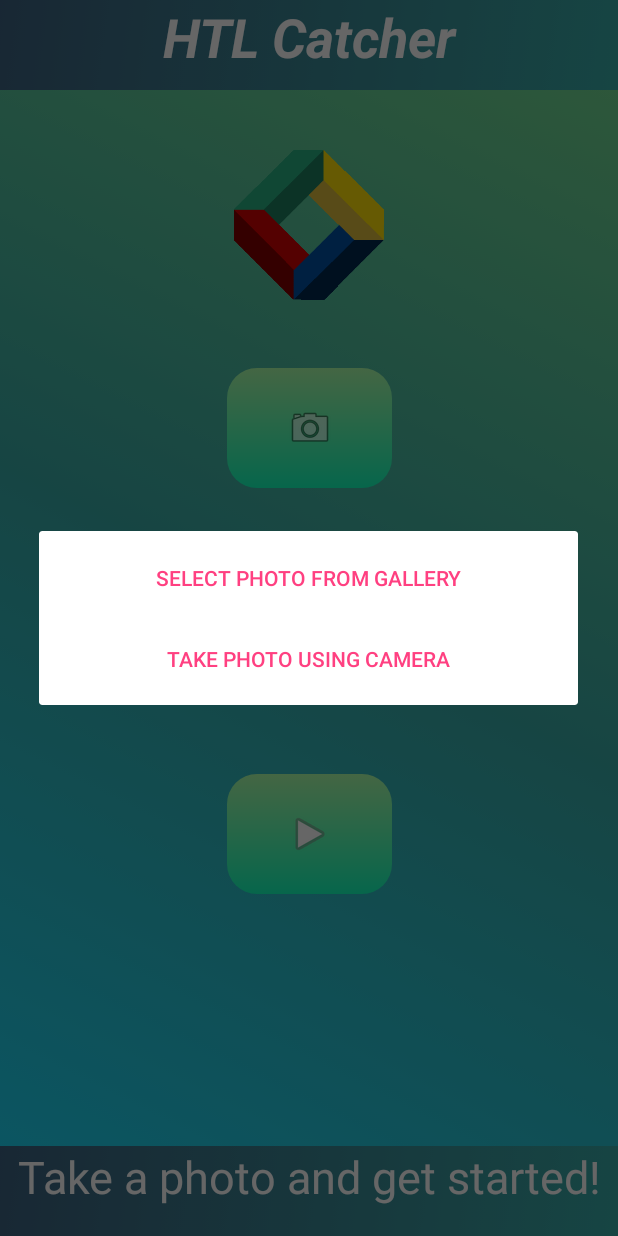
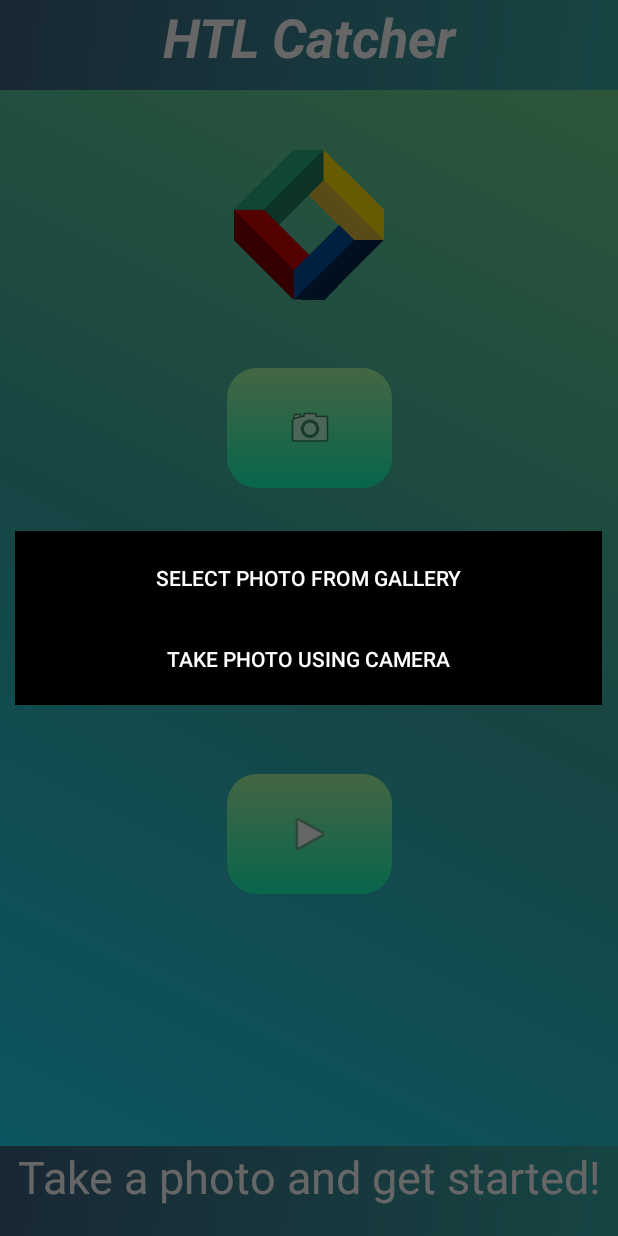
Before and after one commit to htl-anichstrasse/htl-catcher, an Android app: the screen it shows after launch (MainActivity), after a tap on "Take photo", on a phone screen of 412 x 824 dp. Run offline under Robolectric (Android 15) with nearby library versions, the phone set to English and light mode, and no system bars.

Commit message:
dialog dark mode

```diff
--- a/app/src/main/java/tirol/htlanichstrasse/htlcatcher/MainActivity.java
+++ b/app/src/main/java/tirol/htlanichstrasse/htlcatcher/MainActivity.java
@@ -31,6 +31,7 @@ import android.widget.Toast;
 import java.io.File;
 import java.io.FileOutputStream;
 import java.io.IOException;
+import java.util.Objects;
 import tirol.htlanichstrasse.htlcatcher.game.GameActivity;
 import tirol.htlanichstrasse.htlcatcher.game.instruction.InstructionActivity;
 
@@ -112,7 +113,7 @@ public class MainActivity extends AppCompatActivity {
       }
 
       // Handling activity result request code
-      if (requestCode == REQUEST_IMAGE_CAPTURE || requestCode == REQUEST_GALLERY_CAPTURE && resultCode == RESULT_OK) {
+      if ((requestCode == REQUEST_IMAGE_CAPTURE || requestCode == REQUEST_GALLERY_CAPTURE) && resultCode == RESULT_OK) {
          final tirol.htlanichstrasse.htlcatcher.util.Config config = tirol.htlanichstrasse.htlcatcher.util.Config
              .getInstance();
          final Bitmap roundedBitmap = getRoundedCroppedBitmap(bitmap);
@@ -132,6 +133,7 @@ public class MainActivity extends AppCompatActivity {
       final AlertDialog.Builder dialogBuilder = new AlertDialog.Builder(MainActivity.this);
       final AlertDialog alertDialog = dialogBuilder.create();
 
+      // creates the dialog with two options
       alertDialog.setButton(DialogInterface.BUTTON_POSITIVE, "Select photo from gallery",
           (dialogInterface, id) -> {
              dispatchPickGalleryPictureIntent(REQUEST_GALLERY_CAPTURE);
@@ -145,15 +147,19 @@ public class MainActivity extends AppCompatActivity {
           });
       alertDialog.show();
 
+      // layout changes to set button alignment to 'centered'
       final Button buttonGallery = alertDialog.getButton(AlertDialog.BUTTON_POSITIVE);
       final Button buttonCamera = alertDialog.getButton(AlertDialog.BUTTON_NEGATIVE);
+
+      Objects.requireNonNull(alertDialog.getWindow()).setBackgroundDrawableResource(android.R.color.background_dark);
+      alertDialog.getButton(alertDialog.BUTTON_POSITIVE).setTextColor(Color.WHITE);
+      alertDialog.getButton(alertDialog.BUTTON_NEGATIVE).setTextColor(Color.WHITE);
 
       LinearLayout.LayoutParams layoutParams = (LinearLayout.LayoutParams) buttonGallery.getLayoutParams();
       layoutParams.gravity = Gravity.CENTER_HORIZONTAL;
 
       buttonGallery.setLayoutParams(layoutParams);
       buttonCamera.setLayoutParams(layoutParams);
-
    }
 
    /**
```
